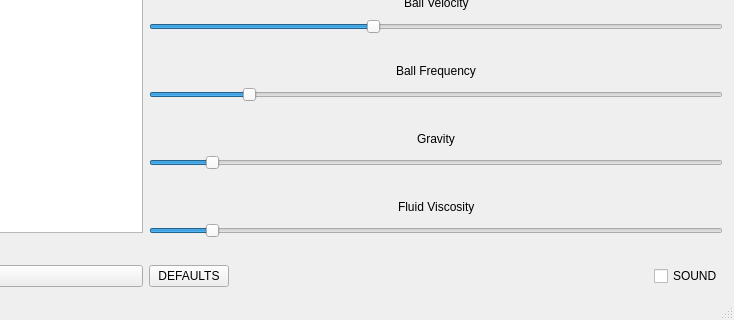
Qt form MainWindowForm.ui (haydenm2/ball_fountain) before a commit; both pictures show x 442 to 1176 and y 308 to 628 of the 1176 by 628 pixel window.
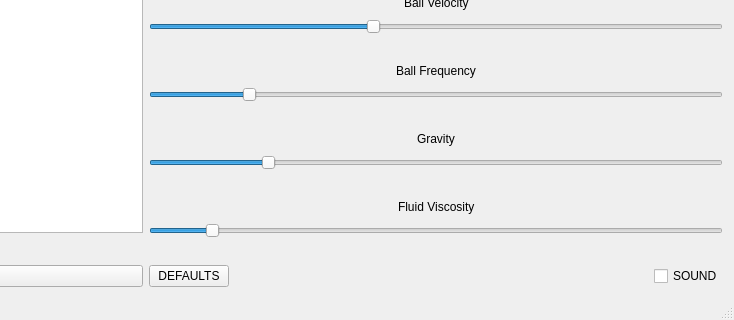
The same form after that commit. Custom widgets are drawn as their Qt base class.

Diff of the .ui file:
```diff
--- a/MainWindowForm.ui
+++ b/MainWindowForm.ui
@@ -510,7 +510,7 @@
          <number>0</number>
         </property>
         <property name="maximum">
-         <number>100</number>
+         <number>50</number>
         </property>
         <property name="pageStep">
          <number>10</number>
```
